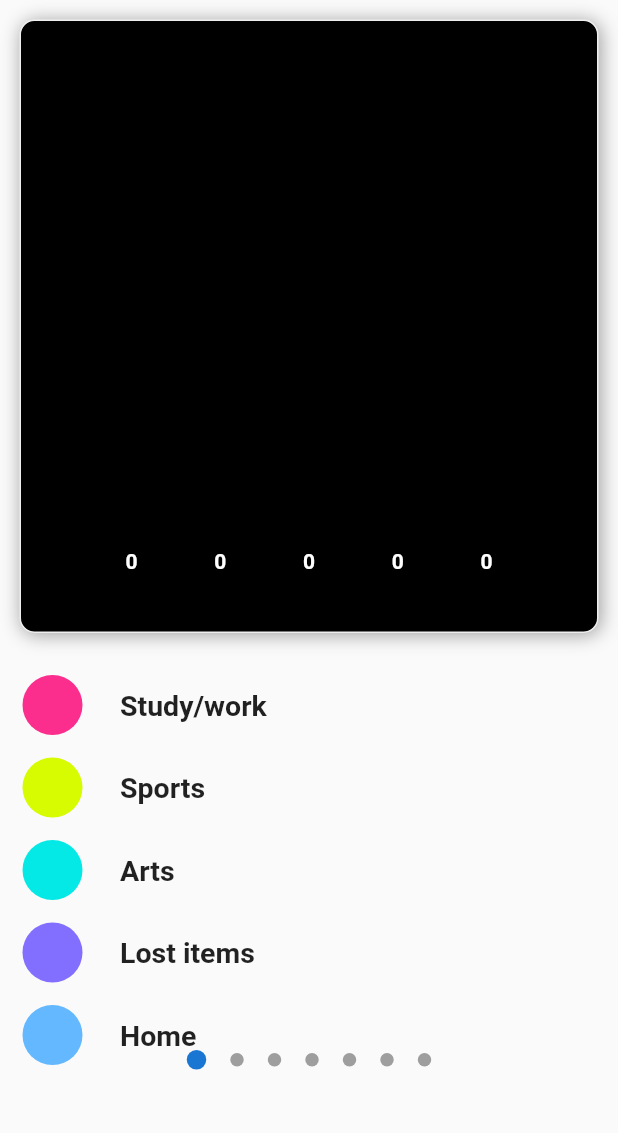
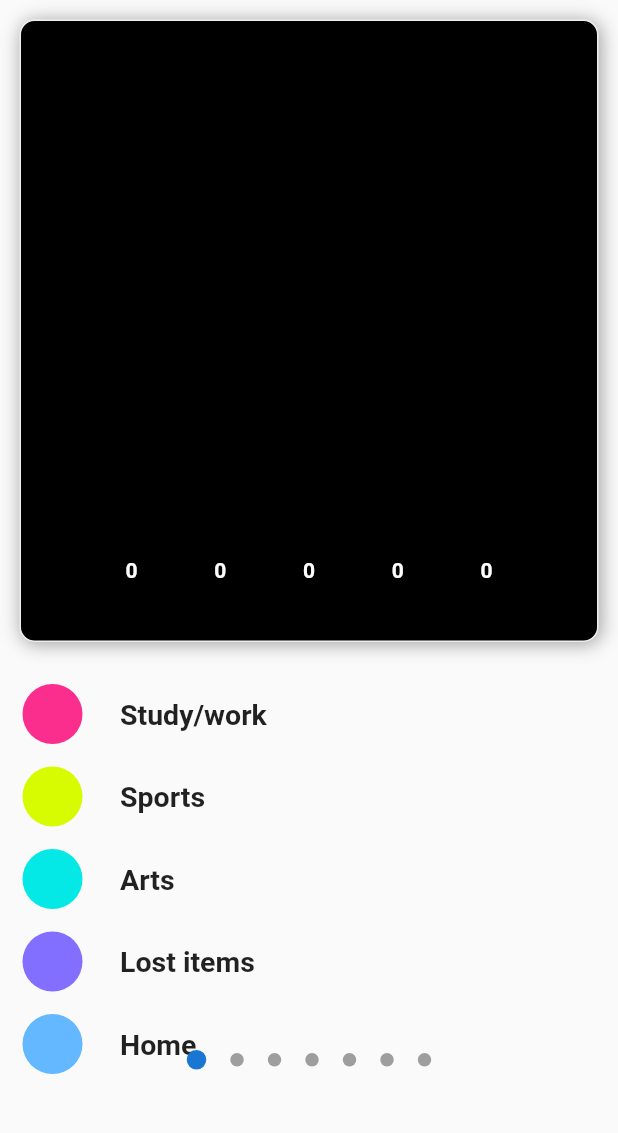
Before and after one commit to Duc0509Ngo/speaking_analysis, a Flutter app: the HomeScreen screen opened by its route, on a phone screen of 412 x 824 dp, the part 84-1217 px from its top. Run offline on Flutter 3.47's test engine with Material 2 defaults, Android fonts, the light colour scheme and no system bars; drawn by our look-alikes of fl_chart; our stand-ins replace flutter_bloc.

Commit message:
Completed Customized Bar Chart

```diff
--- a/lib/src/views/screens/customized_bar_chart.dart
+++ b/lib/src/views/screens/customized_bar_chart.dart
@@ -34,7 +34,7 @@
         children: [
           Container(
             width: 401,
-            height: 409,
+            height: 415,
             margin: const EdgeInsets.all(13),
             decoration: BoxDecoration(
               color: const Color(0xFF000000),
```
